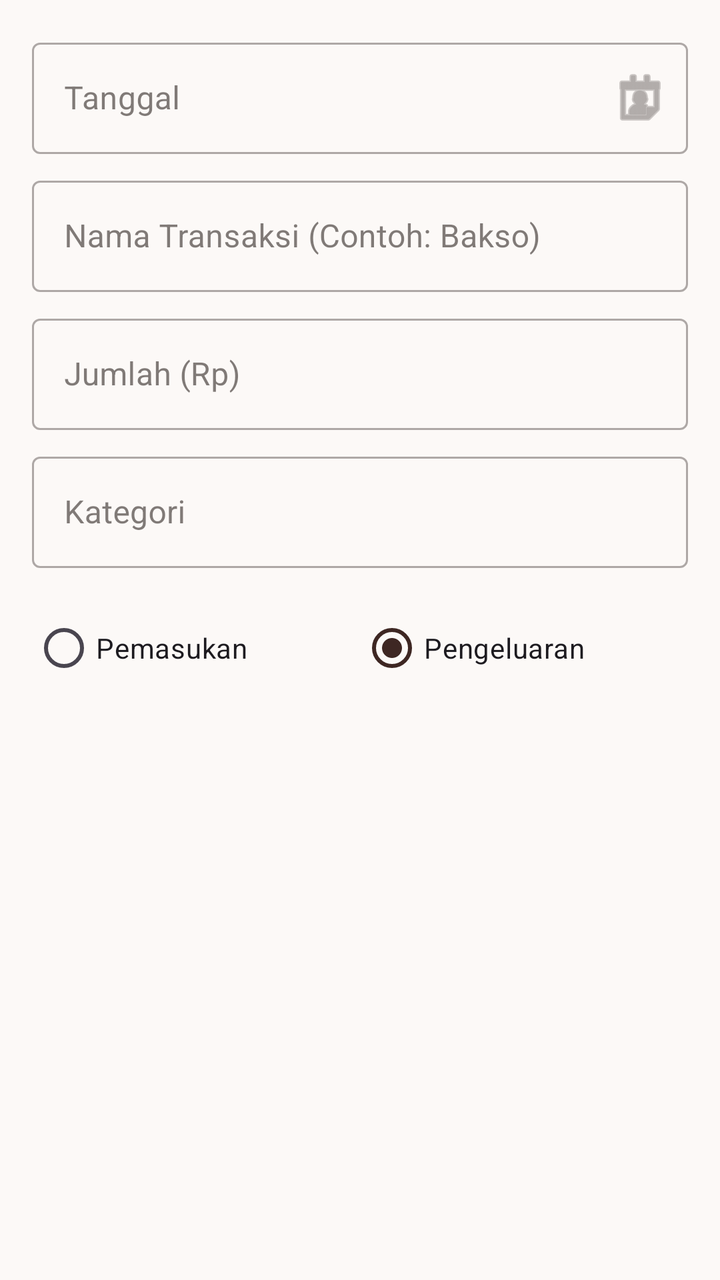
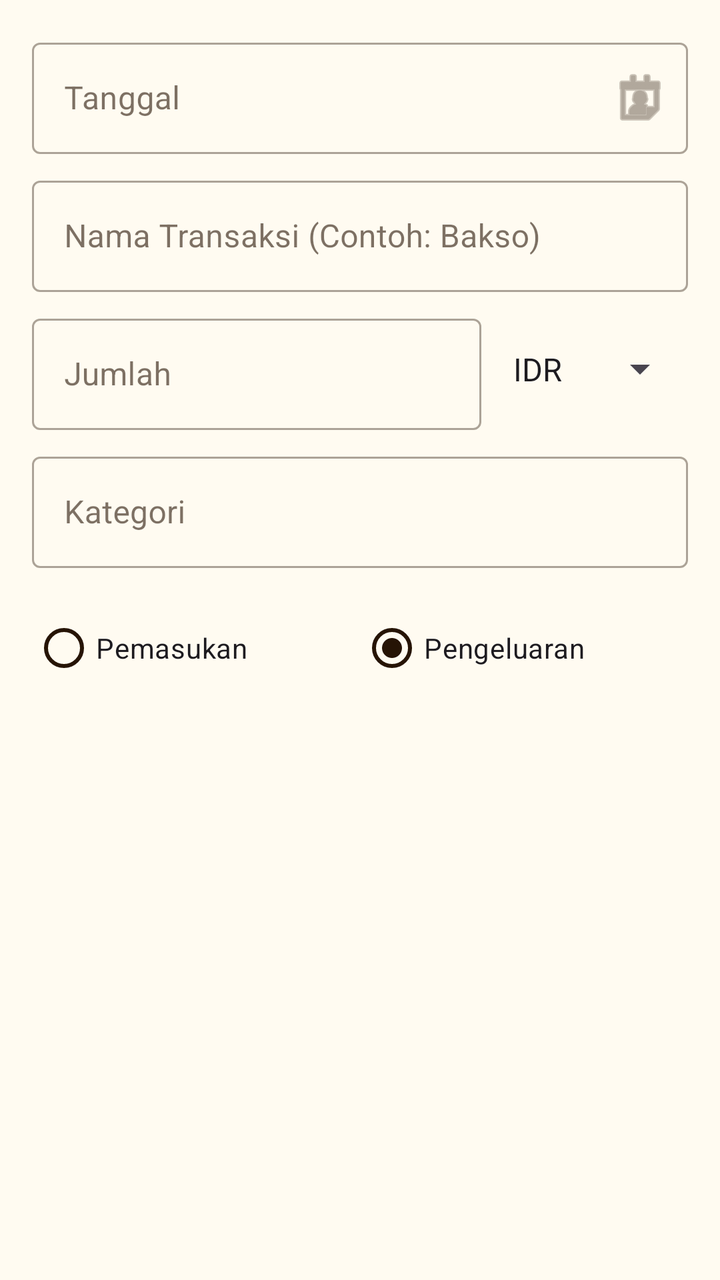

An Android layout rendered at two revisions. The XML below is the earlier revision; the diff shows what the commit changed to produce the second picture.
<!-- AndroidManifest.xml: application theme Theme.DailyCash -->
<!-- res/layout/dialog_add_transaction.xml -->
<?xml version="1.0" encoding="utf-8"?>
<LinearLayout xmlns:android="http://schemas.android.com/apk/res/android"
    xmlns:app="http://schemas.android.com/apk/res-auto"
    android:layout_width="match_parent"
    android:layout_height="wrap_content"
    android:orientation="vertical"
    android:padding="16dp">

    <com.google.android.material.textfield.TextInputLayout
        style="@style/Widget.MaterialComponents.TextInputLayout.OutlinedBox"
        android:layout_width="match_parent"
        android:layout_height="wrap_content"
        android:hint="Tanggal"
        app:endIconMode="custom"
        app:endIconDrawable="@android:drawable/ic_menu_my_calendar">
        <com.google.android.material.textfield.TextInputEditText
            android:id="@+id/etDate"
            android:layout_width="match_parent"
            android:layout_height="wrap_content"
            android:focusable="false"
            android:clickable="true"
            android:inputType="none" />
    </com.google.android.material.textfield.TextInputLayout>

    <com.google.android.material.textfield.TextInputLayout
        style="@style/Widget.MaterialComponents.TextInputLayout.OutlinedBox"
        android:layout_width="match_parent"
        android:layout_height="wrap_content"
        android:layout_marginTop="8dp"
        android:hint="Nama Transaksi (Contoh: Bakso)">
        <com.google.android.material.textfield.TextInputEditText
            android:id="@+id/etTitle"
            android:layout_width="match_parent"
            android:layout_height="wrap_content"
            android:inputType="textCapSentences" />
    </com.google.android.material.textfield.TextInputLayout>

    <com.google.android.material.textfield.TextInputLayout
        style="@style/Widget.MaterialComponents.TextInputLayout.OutlinedBox"
        android:layout_width="match_parent"
        android:layout_height="wrap_content"
        android:layout_marginTop="8dp"
        android:hint="Jumlah (Rp)">
        <com.google.android.material.textfield.TextInputEditText
            android:id="@+id/etAmount"
            android:layout_width="match_parent"
            android:layout_height="wrap_content"
            android:inputType="numberDecimal" />
    </com.google.android.material.textfield.TextInputLayout>

    <com.google.android.material.textfield.TextInputLayout
        style="@style/Widget.MaterialComponents.TextInputLayout.OutlinedBox"
        android:layout_width="match_parent"
        android:layout_height="wrap_content"
        android:layout_marginTop="8dp"
        android:hint="Kategori">
        <com.google.android.material.textfield.TextInputEditText
            android:id="@+id/etCategory"
            android:layout_width="match_parent"
            android:layout_height="wrap_content"
            android:inputType="text" />
    </com.google.android.material.textfield.TextInputLayout>

    <RadioGroup
        android:id="@+id/rgType"
        android:layout_width="match_parent"
        android:layout_height="wrap_content"
        android:layout_marginTop="16dp"
        android:orientation="horizontal">
        <RadioButton
            android:id="@+id/rbIncome"
            android:layout_width="0dp"
            android:layout_height="wrap_content"
            android:layout_weight="1"
            android:text="Pemasukan" />
        <RadioButton
            android:id="@+id/rbExpense"
            android:layout_width="0dp"
            android:layout_height="wrap_content"
            android:layout_weight="1"
            android:checked="true"
            android:text="Pengeluaran" />
    </RadioGroup>

</LinearLayout>
<!-- resources referenced by this layout -->
<resources>
  <style name="Theme.DailyCash" parent="Base.Theme.DailyCash" />
  <style name="Base.Theme.DailyCash" parent="Theme.Material3.DayNight.NoActionBar">
          <item name="colorPrimary">@color/primary_brown</item>
          <item name="colorOnPrimary">@color/white</item>
          <item name="colorSecondary">@color/primary_light_brown</item>
          <item name="android:windowBackground">@color/cream_bg</item>
          <item name="colorSurface">@color/cream_surface</item>
          <item name="colorOnSurface">@color/text_main</item>
          <item name="colorOutlineVariant">@color/card_border</item>
          <item name="android:statusBarColor">@color/primary_brown</item>
  
          
          <item name="colorSurfaceVariant">@color/cream_surface</item>
      </style>
  <color name="primary_brown">#3E2723</color>
  <color name="white">#FFFFFF</color>
  <color name="primary_light_brown">#A1887F</color>
  <color name="cream_bg">#FCF9F7</color>
  <color name="cream_surface">#FFFFFF</color>
  <color name="text_main">#2D2422</color>
  <color name="card_border">#E8E0DD</color>
</resources>

<!-- the commit's change to res/layout/dialog_add_transaction.xml (unified diff, before → after) -->
@@ -35,18 +35,42 @@
             android:inputType="textCapSentences" />
     </com.google.android.material.textfield.TextInputLayout>
 
-    <com.google.android.material.textfield.TextInputLayout
-        style="@style/Widget.MaterialComponents.TextInputLayout.OutlinedBox"
+    <LinearLayout
         android:layout_width="match_parent"
         android:layout_height="wrap_content"
         android:layout_marginTop="8dp"
-        android:hint="Jumlah (Rp)">
-        <com.google.android.material.textfield.TextInputEditText
-            android:id="@+id/etAmount"
-            android:layout_width="match_parent"
+        android:orientation="horizontal">
+
+        <com.google.android.material.textfield.TextInputLayout
+            style="@style/Widget.MaterialComponents.TextInputLayout.OutlinedBox"
+            android:layout_width="0dp"
             android:layout_height="wrap_content"
-            android:inputType="numberDecimal" />
-    </com.google.android.material.textfield.TextInputLayout>
+            android:layout_weight="1"
+            android:hint="Jumlah">
+            <com.google.android.material.textfield.TextInputEditText
+                android:id="@+id/etAmount"
+                android:layout_width="match_parent"
+                android:layout_height="wrap_content"
+                android:inputType="numberDecimal" />
+        </com.google.android.material.textfield.TextInputLayout>
+
+        <Spinner
+            android:id="@+id/spCurrency"
+            android:layout_width="wrap_content"
+            android:layout_height="match_parent"
+            android:entries="@array/currency_options"
+            android:layout_marginStart="8dp"/>
+    </LinearLayout>
+
+    <TextView
+        android:id="@+id/tvConvertedAmount"
+        android:layout_width="match_parent"
+        android:layout_height="wrap_content"
+        android:layout_marginTop="4dp"
+        android:text="Estimasi: Rp 0"
+        android:textColor="@color/primary_brown"
+        android:textSize="12sp"
+        android:visibility="gone" />
 
     <com.google.android.material.textfield.TextInputLayout
         style="@style/Widget.MaterialComponents.TextInputLayout.OutlinedBox"
<!-- resource entries referenced after the edit -->
@@ -1,25 +1,43 @@
 <!-- resources referenced by this layout -->
 <resources>
+  <string-array name="currency_options">
+          <item>IDR</item>
+          <item>USD</item>
+          <item>EUR</item>
+          <item>JPY</item>
+          <item>SGD</item>
+      </string-array>
   <style name="Theme.DailyCash" parent="Base.Theme.DailyCash" />
   <style name="Base.Theme.DailyCash" parent="Theme.Material3.DayNight.NoActionBar">
-          <item name="colorPrimary">@color/primary_brown</item>
+          <item name="isLightTheme">true</item>
+          <item name="colorPrimary">@color/primary</item>
           <item name="colorOnPrimary">@color/white</item>
-          <item name="colorSecondary">@color/primary_light_brown</item>
-          <item name="android:windowBackground">@color/cream_bg</item>
-          <item name="colorSurface">@color/cream_surface</item>
-          <item name="colorOnSurface">@color/text_main</item>
-          <item name="colorOutlineVariant">@color/card_border</item>
-          <item name="android:statusBarColor">@color/primary_brown</item>
+          <item name="colorPrimaryContainer">@color/primary_light</item>
+          <item name="colorOnPrimaryContainer">@color/white</item>
   
-          
-          <item name="colorSurfaceVariant">@color/cream_surface</item>
+          <item name="colorSecondary">@color/secondary</item>
+          <item name="colorOnSecondary">@color/white</item>
+          <item name="colorSecondaryContainer">@color/secondary_container</item>
+  
+          <item name="android:windowBackground">@color/background_light</item>
+          <item name="colorSurface">@color/surface_light</item>
+          <item name="colorOnSurface">@color/on_surface_light</item>
+          <item name="colorSurfaceVariant">@color/surface_variant_light</item>
+          <item name="colorOnSurfaceVariant">@color/on_surface_light</item>
+  
+          <item name="colorOutline">@color/outline_light</item>
+          <item name="android:statusBarColor">@color/primary</item>
       </style>
-  <color name="primary_brown">#3E2723</color>
+  <color name="primary">#261405</color>
+  <color name="primary_brown">#4E342E</color>
   <color name="white">#FFFFFF</color>
-  <color name="primary_light_brown">#A1887F</color>
-  <color name="cream_bg">#FCF9F7</color>
-  <color name="cream_surface">#FFFFFF</color>
-  <color name="text_main">#2D2422</color>
-  <color name="card_border">#E8E0DD</color>
+  <color name="primary_light">#4E342E</color>
+  <color name="secondary">#C5A059</color>
+  <color name="secondary_container">#FDF5E6</color>
+  <color name="background_light">#FFFBF1</color>
+  <color name="surface_light">#FFFFEF</color>
+  <color name="on_surface_light">#261405</color>
+  <color name="surface_variant_light">#F0EAD6</color>
+  <color name="outline_light">#A67C52</color>
 </resources>
 
